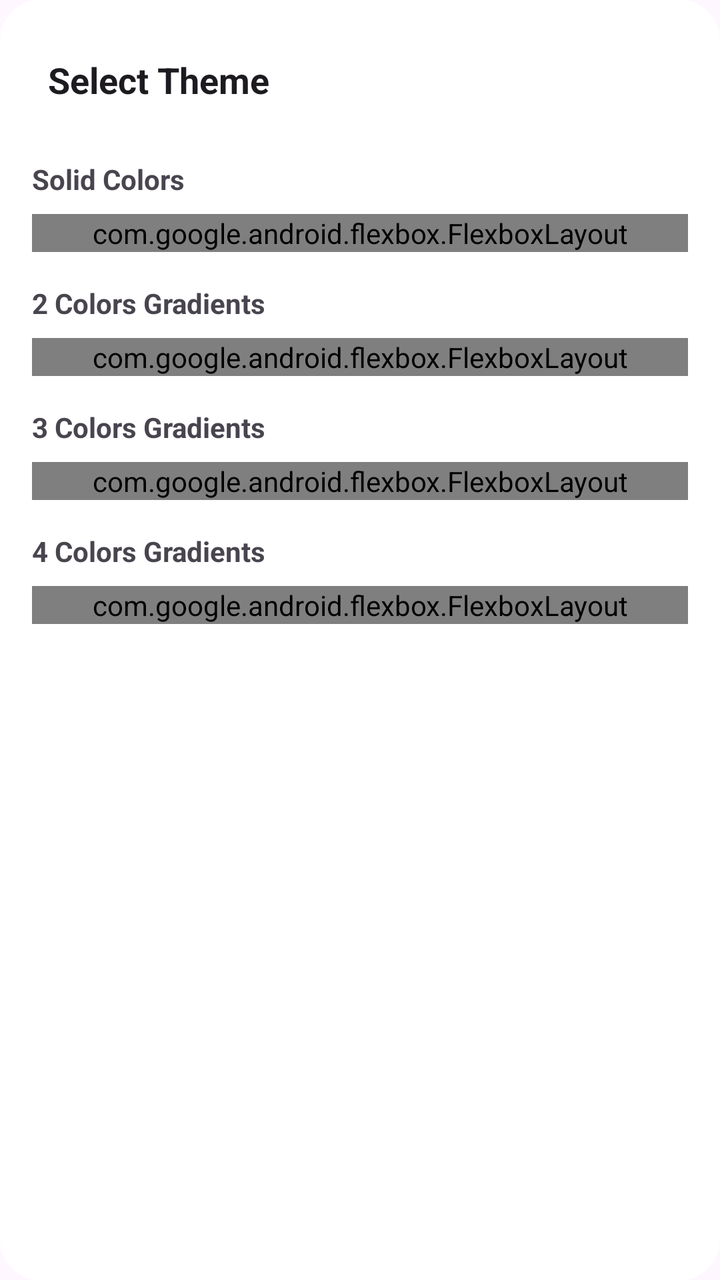
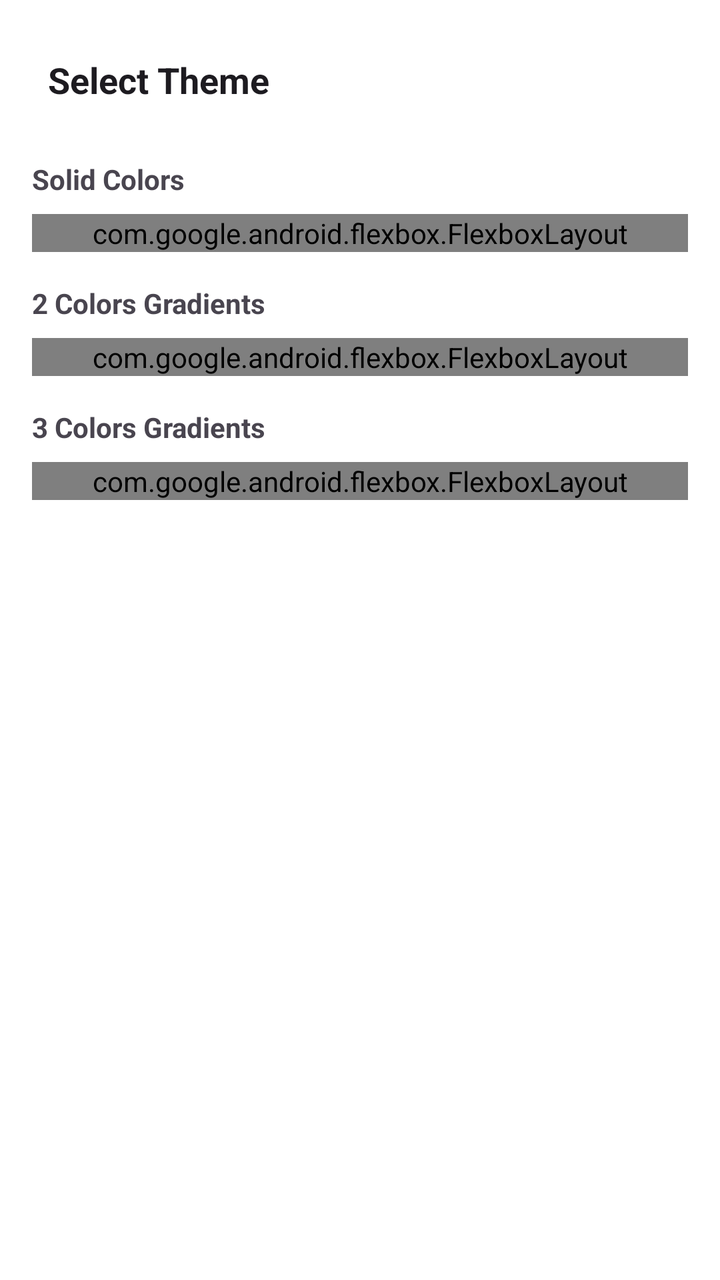

Two renders of the same Android screen: before a commit and after it. Below are the layout's source before the change and the commit's diff.
<!-- AndroidManifest.xml: another module's application theme Theme.MC.One -->
<!-- res/layout/dialog_theme_selector.xml -->
<?xml version="1.0" encoding="utf-8"?>
<ScrollView xmlns:android="http://schemas.android.com/apk/res/android"
    xmlns:app="http://schemas.android.com/apk/res-auto"
    android:layout_width="match_parent"
    android:layout_height="wrap_content"
    android:background="@drawable/mc_dialog_bg">

    <LinearLayout
        android:layout_width="match_parent"
        android:layout_height="wrap_content"
        android:orientation="vertical"
        android:padding="16dp">

        <RelativeLayout
            android:layout_width="match_parent"
            android:layout_height="wrap_content"
            android:layout_marginBottom="16dp">

            <ImageView
                android:id="@+id/btnBack"
                android:layout_width="32dp"
                android:layout_height="32dp"
                android:layout_alignParentStart="true"
                android:layout_centerVertical="true"
                android:background="?android:attr/selectableItemBackgroundBorderless"
                android:padding="4dp"
                android:src="@android:drawable/ic_menu_revert"
                android:visibility="gone"
                app:tint="?android:attr/textColorPrimary" />

            <TextView
                android:id="@+id/dialogTitle"
                android:layout_width="wrap_content"
                android:layout_height="wrap_content"
                android:layout_centerVertical="true"
                android:layout_toEndOf="@id/btnBack"
                android:layout_marginStart="8dp"
                android:text="@string/mc_select_theme"
                android:textColor="?android:attr/textColorPrimary"
                android:textSize="18sp"
                android:textStyle="bold" />

            <com.google.android.material.button.MaterialButton
                android:id="@+id/btnEditThemes"
                style="@style/Widget.Material3.Button.TextButton"
                android:layout_width="wrap_content"
                android:layout_height="wrap_content"
                android:layout_alignParentEnd="true"
                android:text="@string/mc_edit"
                app:icon="@android:drawable/ic_menu_edit" />

        </RelativeLayout>

        <TextView
            android:id="@+id/tvSolid"
            android:layout_width="match_parent"
            android:layout_height="wrap_content"
            android:layout_marginBottom="8dp"
            android:text="@string/mc_solid_colors"
            android:textColor="?android:attr/textColorSecondary"
            android:textSize="14sp"
            android:textStyle="bold" />

        <com.google.android.flexbox.FlexboxLayout
            android:id="@+id/solidFlexbox"
            android:layout_width="match_parent"
            android:layout_height="wrap_content"
            android:layout_marginBottom="16dp"
            app:flexWrap="wrap"
            app:justifyContent="flex_start" />

        <TextView
            android:id="@+id/tvGradient2"
            android:layout_width="match_parent"
            android:layout_height="wrap_content"
            android:layout_marginBottom="8dp"
            android:text="@string/mc_gradient_2_colors"
            android:textColor="?android:attr/textColorSecondary"
            android:textSize="14sp"
            android:textStyle="bold" />

        <com.google.android.flexbox.FlexboxLayout
            android:id="@+id/gradient2Flexbox"
            android:layout_width="match_parent"
            android:layout_height="wrap_content"
            android:layout_marginBottom="16dp"
            app:flexWrap="wrap"
            app:justifyContent="flex_start" />

        <TextView
            android:id="@+id/tvGradient3"
            android:layout_width="match_parent"
            android:layout_height="wrap_content"
            android:layout_marginBottom="8dp"
            android:text="@string/mc_gradient_3_colors"
            android:textColor="?android:attr/textColorSecondary"
            android:textSize="14sp"
            android:textStyle="bold" />

        <com.google.android.flexbox.FlexboxLayout
            android:id="@+id/gradient3Flexbox"
            android:layout_width="match_parent"
            android:layout_height="wrap_content"
            android:layout_marginBottom="16dp"
            app:flexWrap="wrap"
            app:justifyContent="flex_start" />

        <TextView
            android:id="@+id/tvGradient4"
            android:layout_width="match_parent"
            android:layout_height="wrap_content"
            android:layout_marginBottom="8dp"
            android:text="@string/mc_gradient_4_colors"
            android:textColor="?android:attr/textColorSecondary"
            android:textSize="14sp"
            android:textStyle="bold" />

        <com.google.android.flexbox.FlexboxLayout
            android:id="@+id/gradient4Flexbox"
            android:layout_width="match_parent"
            android:layout_height="wrap_content"
            app:flexWrap="wrap"
            app:justifyContent="flex_start" />

    </LinearLayout>

</ScrollView>
<!-- resources referenced by this layout -->
<resources>
  <!-- drawable mc_dialog_bg (drawable) -->
  <?xml version="1.0" encoding="utf-8"?>
  <shape xmlns:android="http://schemas.android.com/apk/res/android">
      <solid android:color="?colorOnBackground" />
      <corners android:radius="20dp" />
  </shape>
  <string name="mc_edit">Edit</string>
  <string name="mc_gradient_2_colors">2 Colors Gradients</string>
  <string name="mc_gradient_3_colors">3 Colors Gradients</string>
  <string name="mc_gradient_4_colors">4 Colors Gradients</string>
  <string name="mc_select_theme">Select Theme</string>
  <string name="mc_solid_colors">Solid Colors</string>
  <style name="Theme.MC.One" parent="MC_Base_Theme">
          <item name="mc_bg">@color/mc_basic_2</item>
          <item name="mc_tick">@color/mc_basic_2</item>
          <item name="mc_track">@color/mc_basic_2</item>
      </style>
  <style name="MC_Base_Theme" parent="Theme.Material3.DayNight.NoActionBar">
          <item name="android:statusBarColor">@color/mc_white</item>
          <item name="android:windowLightStatusBar">true</item>
          <item name="colorPrimary">@color/mc_colorPrimary</item>
          <item name="colorOnBackground">@color/mc_white</item>
          <item name="colorError">@color/mc_dark</item>
          <item name="mc_bg">@color/mc_basic_2</item>
          <item name="mc_tick">@color/mc_basic_2</item>
          <item name="mc_track">@color/mc_basic_2</item>
          <item name="mc_center">@color/mc_basic_2</item>
          <item name="mc_extra">@color/mc_basic_2</item>
      </style>
  <color name="mc_basic_2">#3c415e</color>
  <color name="mc_white">#ffffff</color>
  <color name="mc_colorPrimary">#fff</color>
  <color name="mc_dark">#000000</color>
</resources>

<!-- the commit's change to res/layout/dialog_theme_selector.xml (unified diff, before → after) -->
@@ -101,24 +101,6 @@
             android:id="@+id/gradient3Flexbox"
             android:layout_width="match_parent"
             android:layout_height="wrap_content"
-            android:layout_marginBottom="16dp"
-            app:flexWrap="wrap"
-            app:justifyContent="flex_start" />
-
-        <TextView
-            android:id="@+id/tvGradient4"
-            android:layout_width="match_parent"
-            android:layout_height="wrap_content"
-            android:layout_marginBottom="8dp"
-            android:text="@string/mc_gradient_4_colors"
-            android:textColor="?android:attr/textColorSecondary"
-            android:textSize="14sp"
-            android:textStyle="bold" />
-
-        <com.google.android.flexbox.FlexboxLayout
-            android:id="@+id/gradient4Flexbox"
-            android:layout_width="match_parent"
-            android:layout_height="wrap_content"
             app:flexWrap="wrap"
             app:justifyContent="flex_start" />
 
<!-- resource entries referenced after the edit -->
@@ -9,7 +9,6 @@
   <string name="mc_edit">Edit</string>
   <string name="mc_gradient_2_colors">2 Colors Gradients</string>
   <string name="mc_gradient_3_colors">3 Colors Gradients</string>
-  <string name="mc_gradient_4_colors">4 Colors Gradients</string>
   <string name="mc_select_theme">Select Theme</string>
   <string name="mc_solid_colors">Solid Colors</string>
   <style name="Theme.MC.One" parent="MC_Base_Theme">
@@ -20,6 +19,10 @@
   <style name="MC_Base_Theme" parent="Theme.Material3.DayNight.NoActionBar">
           <item name="android:statusBarColor">@color/mc_white</item>
           <item name="android:windowLightStatusBar">true</item>
+          <item name="android:navigationBarColor">@color/mc_white</item>
+          <item name="android:windowLightNavigationBar" tools:targetApi="o_mr1">true</item>
+          <item name="android:windowBackground">?colorOnBackground</item>
+          <item name="android:forceDarkAllowed" tools:targetApi="q">false</item>
           <item name="colorPrimary">@color/mc_colorPrimary</item>
           <item name="colorOnBackground">@color/mc_white</item>
           <item name="colorError">@color/mc_dark</item>
@@ -27,7 +30,6 @@
           <item name="mc_tick">@color/mc_basic_2</item>
           <item name="mc_track">@color/mc_basic_2</item>
           <item name="mc_center">@color/mc_basic_2</item>
-          <item name="mc_extra">@color/mc_basic_2</item>
       </style>
   <color name="mc_basic_2">#3c415e</color>
   <color name="mc_white">#ffffff</color>
